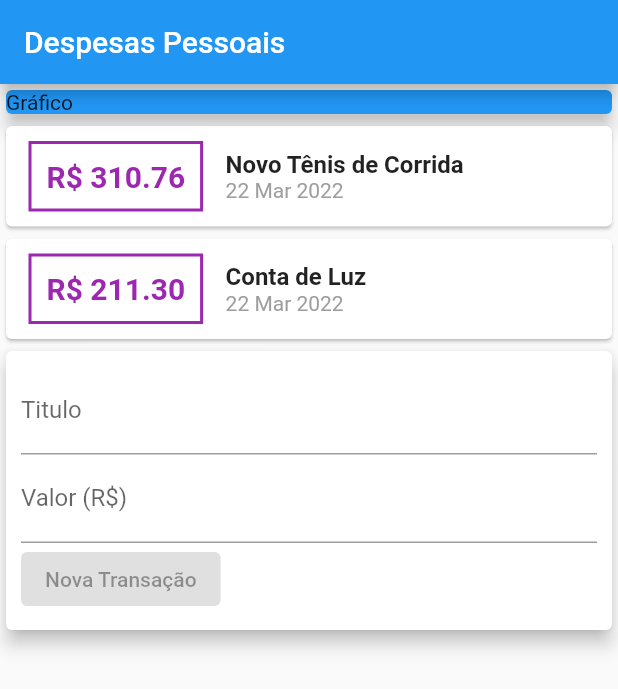
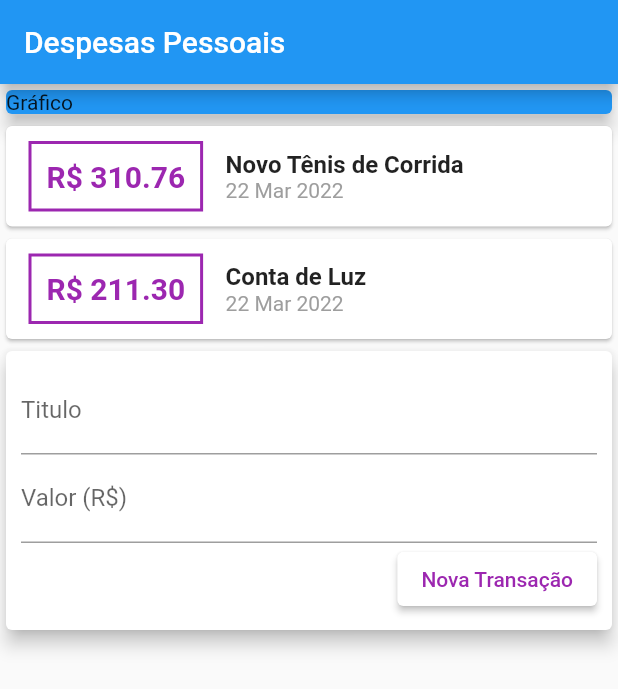
Before and after one commit to yurilima7/Estudando-Flutter, a Flutter app: the screen it shows after launch, on a phone screen of 412 x 824 dp. Shown: the top 689 px of the screen. Run offline on Flutter 3.47's test engine with Material 2 defaults, Android fonts, the phone set to English and light mode, and no system bars.

Commit message:
Divisão  de Componentes

```diff
--- /dev/null
+++ b/expenses/lib/components/transaction_form.dart
@@ -0,0 +1,56 @@
+import 'package:flutter/material.dart';
+
+class TransactionForm extends StatelessWidget {
+  TransactionForm({ Key? key }) : super(key: key);
+
+  final titleControler = TextEditingController();
+  final valueControler = TextEditingController();
+
+  @override
+  Widget build(BuildContext context) {
+    return  Card(
+      elevation: 5,
+
+      child: Padding(
+        padding: const EdgeInsets.all(10.0),
+        child: Column(
+          children: <Widget>[
+            TextField(
+              controller: titleControler,
+              decoration: const InputDecoration(
+                labelText: 'Titulo',
+              ),
+            ),
+
+            TextField(
+              controller: valueControler,
+              decoration: const InputDecoration(
+                labelText: 'Valor (R\$)',
+              ),
+            ),
+
+            Row(
+              mainAxisAlignment: MainAxisAlignment.end,
+              children: [
+                ElevatedButton(
+                  onPressed: () {
+                    print(titleControler.text);
+                    print(valueControler.text);
+                  },
+
+                  style: ElevatedButton.styleFrom(
+                    primary: Colors.white,
+                    onPrimary: Colors.purple,
+                  ),
+
+                  child: const Text('Nova Transação'),
+
+                ),
+              ],
+            ),
+          ],
+        ),
+      ),
+    );
+  }
+}
--- /dev/null
+++ b/expenses/lib/components/transaction_list.dart
@@ -0,0 +1,71 @@
+import 'package:flutter/material.dart';
+import '../models/transaction.dart';
+import 'package:intl/intl.dart';
+
+class TransactionList extends StatelessWidget {
+  //const TransactionList({ Key? key }) : super(key: key);
+
+  final List<Transaction> transactions;
+
+  TransactionList(this.transactions);
+
+  @override
+  Widget build(BuildContext context) {
+    return Column(
+            children: transactions.map((tr) {
+              return Card(
+                child: Row(
+                  children: <Widget>[
+                    Container(
+                      margin: const EdgeInsets.symmetric(
+                        horizontal: 15,
+                        vertical: 10
+                      ),
+
+                      decoration: BoxDecoration(
+                        border: Border.all(
+                          color: Colors.purple,
+                          width: 2,
+                        )
+                      ),
+
+                      padding: const EdgeInsets.all(10),
+
+                      child: Text(
+                        'R\$ ${tr.value.toStringAsFixed(2)}',
+
+                        style: const TextStyle(
+                          fontWeight: FontWeight.bold,
+                          fontSize: 20,
+                          color: Colors.purple,
+                        ),
+                      ),
+                    ),
+
+                    Column(
+                      crossAxisAlignment: CrossAxisAlignment.start,
+
+                      children: <Widget>[
+                        Text(
+                          tr.title,
+                          style: const TextStyle(
+                            fontSize: 16,
+                            fontWeight: FontWeight.bold
+                          ),
+                        ),
+
+                        Text(
+                          DateFormat('d MMM y').format(tr.date),
+                          style: const TextStyle(
+                            color: Colors.grey,
+                          ),
+                        ),
+                      ],
+                    )
+                  ],
+                ),
+              );
+            }).toList(),
+          );
+  }
+}
--- /dev/null
+++ b/expenses/lib/components/transaction_user.dart
@@ -0,0 +1,40 @@
+import 'package:flutter/material.dart';
+import 'transaction_form.dart';
+import 'transaction_list.dart';
+import '../models/transaction.dart';
+
+class TransactionUser extends StatefulWidget {
+  const TransactionUser({ Key? key }) : super(key: key);
+
+  @override
+  State<TransactionUser> createState() => _TransactionUserState();
+}
+
+class _TransactionUserState extends State<TransactionUser> {
+
+  final _transactions = [
+    Transaction(
+      id: 't1',
+      title: 'Novo Tênis de Corrida',
+      value: 310.76,
+      date: DateTime.now(),
+    ),
+
+    Transaction(
+      id: 't2',
+      title: 'Conta de Luz',
+      value: 211.30,
+      date: DateTime.now(),
+    ),
+  ];
+
+  @override
+  Widget build(BuildContext context) {
+    return Column(
+      children: <Widget>[
+        TransactionList(_transactions),
+        TransactionForm(),
+      ],
+    );
+  }
+}
--- a/expenses/lib/main.dart
+++ b/expenses/lib/main.dart
@@ -1,6 +1,5 @@
-import 'package:expenses/models/transaction.dart';
+import 'package:expenses/components/transaction_user.dart';
 import 'package:flutter/material.dart';
-import 'package:intl/intl.dart';
 
 main() => runApp(const ExpensesApp());
 
@@ -10,7 +9,7 @@ class ExpensesApp extends StatelessWidget {
   @override
   Widget build(BuildContext context) {
     return MaterialApp(
-      home: MyHomePage()
+      home: MyHomePage(),
     );
   }
 }
@@ -18,21 +17,8 @@ class ExpensesApp extends StatelessWidget {
 class MyHomePage extends StatelessWidget {
   MyHomePage({ Key? key }) : super(key: key);
 
-  final _transactions = [
-    Transaction(
-      id: 't1',
-      title: 'Novo Tênis de Corrida',
-      value: 310.76,
-      date: DateTime.now(),
-    ),
-
-    Transaction(
-      id: 't2',
-      title: 'Conta de Luz',
-      value: 211.30,
-      date: DateTime.now(),
-    ),
-  ];
+  final titleControler = TextEditingController();
+  final valueControler = TextEditingController();
 
   @override
   Widget build(BuildContext context) {
@@ -54,94 +40,7 @@ class MyHomePage extends StatelessWidget {
             ),
           ),
 
-          Column(
-            children: _transactions.map((tr) {
-              return Card(
-                child: Row(
-                  children: <Widget>[
-                    Container(
-                      margin: const EdgeInsets.symmetric(
-                        horizontal: 15,
-                        vertical: 10
-                      ),
-
-                      decoration: BoxDecoration(
-                        border: Border.all(
-                          color: Colors.purple,
-                          width: 2,
-                        )
-                      ),
-
-                      padding: const EdgeInsets.all(10),
-
-                      child: Text(
-                        'R\$ ${tr.value.toStringAsFixed(2)}',
-
-                        style: const TextStyle(
-                          fontWeight: FontWeight.bold,
-                          fontSize: 20,
-                          color: Colors.purple,
-                        ),
-                      ),
-                    ),
-
-                    Column(
-                      crossAxisAlignment: CrossAxisAlignment.start,
-
-                      children: <Widget>[
-                        Text(
-                          tr.title,
-                          style: const TextStyle(
-                            fontSize: 16,
-                            fontWeight: FontWeight.bold
-                          ),
-                        ),
-
-                        Text(
-                          DateFormat('d MMM y').format(tr.date),
-                          style: const TextStyle(
-                            color: Colors.grey,
-                          ),
-                        ),
-                      ],
-                    )
-                  ],
-                ),
-              );
-            }).toList(),
-          ),
-
-          Card(
-            elevation: 5,
-
-            child: Padding(
-              padding: const EdgeInsets.all(10.0),
-              child: Column(
-                children: <Widget>[
-                  const TextField(
-                    decoration: InputDecoration(
-                      labelText: 'Titulo',
-                    ),
-                  ),
-
-                  const TextField(
-                    decoration: InputDecoration(
-                      labelText: 'Valor (R\$)',
-                    ),
-                  ),
-
-                  Row(
-                    children: const [
-                      ElevatedButton(
-                        child: Text('Nova Transação'),
-                        onPressed: null,
-                      ),
-                    ],
-                  ),
-                ],
-              ),
-            ),
-          ),
+          const TransactionUser(),
         ],
       ),
     );
```
